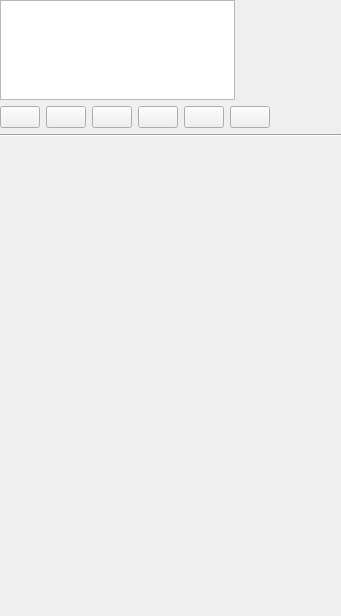
Old version of the form src/ui/qgssymbolselectordialogbase.ui in the repository qgis/QGIS.
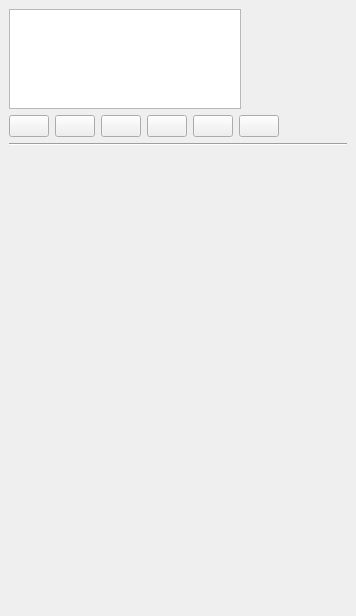
New version of the form.

Commit message: Make single symbol render properties widget similar to other - removed extra scroll - added small margin

```diff
--- a/src/ui/qgssymbolselectordialogbase.ui
+++ b/src/ui/qgssymbolselectordialogbase.ui
@@ -6,37 +6,16 @@
    <rect>
     <x>0</x>
     <y>0</y>
-    <width>341</width>
+    <width>356</width>
     <height>616</height>
    </rect>
   </property>
   <property name="windowTitle">
    <string>Form</string>
   </property>
-  <layout class="QVBoxLayout" name="verticalLayout">
+  <layout class="QGridLayout" name="gridLayout_2">
    <property name="margin">
-    <number>0</number>
-   </property>
-   <item>
-    <widget class="QScrollArea" name="scrollArea">
-     <property name="frameShape">
-      <enum>QFrame::NoFrame</enum>
-     </property>
-     <property name="widgetResizable">
-      <bool>true</bool>
-     </property>
-     <widget class="QWidget" name="scrollAreaWidgetContents">
-      <property name="geometry">
-       <rect>
-        <x>0</x>
-        <y>0</y>
-        <width>341</width>
-        <height>616</height>
-       </rect>
-      </property>
-      <layout class="QGridLayout" name="gridLayout">
-       <property name="margin">
-        <number>0</number>
+    <number>9</number>
        </property>
        <item row="1" column="0">
         <layout class="QHBoxLayout" name="pushBtnBox">
@@ -142,13 +121,6 @@
          </item>
         </layout>
        </item>
-       <item row="2" column="0">
-        <widget class="Line" name="line">
-         <property name="orientation">
-          <enum>Qt::Horizontal</enum>
-         </property>
-        </widget>
-       </item>
        <item row="3" column="0">
         <widget class="QFrame" name="frame">
          <property name="sizePolicy">
@@ -178,7 +150,8 @@
               <verstretch>0</verstretch>
              </sizepolicy>
             </property>
-            <widget class="QWidget" name="page_2"/>
+        <widget class="QWidget" name="page_2">
+        </widget>
            </widget>
           </item>
          </layout>
@@ -235,10 +208,11 @@
          </item>
         </layout>
        </item>
-      </layout>
-      <zorder>frame</zorder>
-      <zorder>line</zorder>
-     </widget>
+   <item row="2" column="0">
+    <widget class="Line" name="line">
+     <property name="orientation">
+      <enum>Qt::Horizontal</enum>
+     </property>
     </widget>
    </item>
   </layout>
```
Lines whose indentation alone changed are shown as unchanged.
